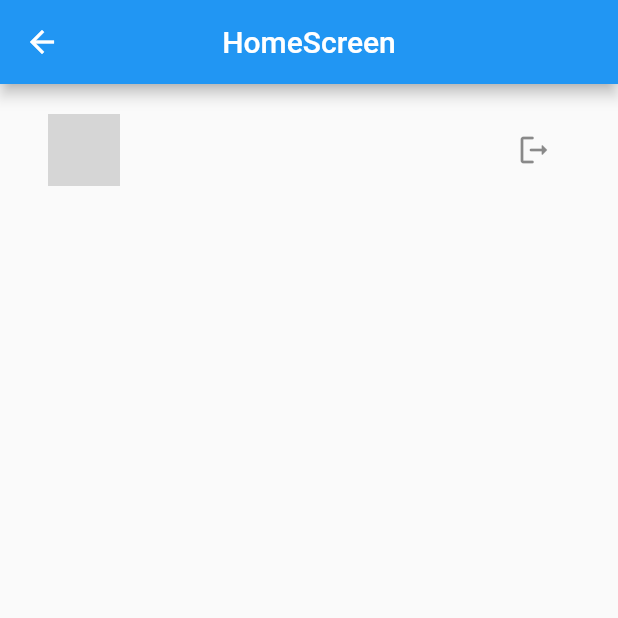
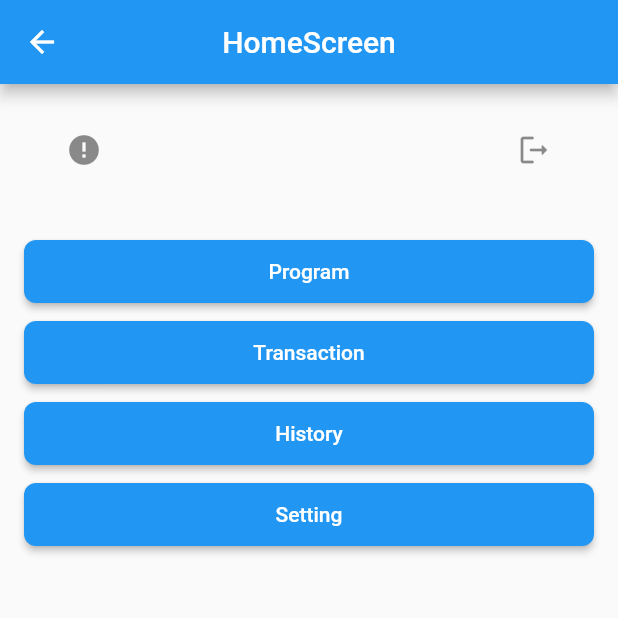
Before and after one commit to DobelD/pre-testmobile-dev, a Flutter app: the HomeScreen screen opened by its route, on a phone screen of 412 x 824 dp, the top half of it. Run offline on Flutter 3.47's test engine with Material 2 defaults, Android fonts, the phone set to English and light mode, and no system bars; drawn by our look-alikes of cached_network_image; our stand-ins replace dio, flutter_cache_manager, get, get_storage; accounts and stored records are empty; network calls fail; grey boxes are pictures that could not be loaded.

Commit message:
image network cache

```diff
--- a/lib/domain/core/interfaces/user_repository.dart
+++ b/lib/domain/core/interfaces/user_repository.dart
@@ -1,5 +1,6 @@
+import 'package:pretestmobiledev/domain/core/models/user.dart';
 import 'package:pretestmobiledev/domain/core/models/user_model.dart';
 
 abstract class UserRepository {
-  Future<UserModel?> login(String username, String password);
+  Future<UserModel?> login(LoginParam login);
 }
--- a/lib/infrastructure/navigation/bindings/controllers/controllers_bindings.dart
+++ b/lib/infrastructure/navigation/bindings/controllers/controllers_bindings.dart
@@ -4,3 +4,4 @@ export 'package:pretestmobiledev/infrastructure/navigation/bindings/controllers/
 export 'package:pretestmobiledev/infrastructure/navigation/bindings/controllers/program.controller.binding.dart';
 export 'package:pretestmobiledev/infrastructure/navigation/bindings/controllers/setting.controller.binding.dart';
 export 'package:pretestmobiledev/infrastructure/navigation/bindings/controllers/splash_screen.controller.binding.dart';
+export 'package:pretestmobiledev/infrastructure/navigation/bindings/controllers/transaction.controller.binding.dart';
--- a/lib/infrastructure/navigation/navigation.dart
+++ b/lib/infrastructure/navigation/navigation.dart
@@ -56,5 +56,10 @@ class Nav {
       page: () => const ProgramScreen(),
       binding: ProgramControllerBinding(),
     ),
+    GetPage(
+      name: Routes.TRANSACTION,
+      page: () => const TransactionScreen(),
+      binding: TransactionControllerBinding(),
+    ),
   ];
 }
--- a/lib/infrastructure/navigation/routes.dart
+++ b/lib/infrastructure/navigation/routes.dart
@@ -6,7 +6,8 @@ class Routes {
   static const HISTORY = '/history';
   static const HOME = '/home';
   static const LOGIN = '/login';
+  static const PROGRAM = '/program';
   static const SETTING = '/setting';
   static const SPLASH_SCREEN = '/splash-screen';
-  static const PROGRAM = '/program';
+  static const TRANSACTION = '/transaction';
 }
--- a/lib/presentation/home/controllers/home.controller.dart
+++ b/lib/presentation/home/controllers/home.controller.dart
@@ -1,3 +1,4 @@
+import 'package:flutter_cache_manager/flutter_cache_manager.dart';
 import 'package:get/get.dart';
 import 'package:pretestmobiledev/infrastructure/navigation/routes.dart';
 
@@ -6,7 +7,8 @@ import '../../../utils/app_preference.dart';
 enum HomeStatus { initial, loading, success, failed }
 
 class HomeController extends GetxController {
-  final userModel = AppPreference().getUserModel();
+  late CacheManager customCacheManager;
+  final userModels = AppPreference().getUserModel();
   var homeStatus = Rx<HomeStatus>(HomeStatus.initial);
 
   Future<void> logout() async {
@@ -17,4 +19,11 @@ class HomeController extends GetxController {
       Get.offAllNamed(Routes.LOGIN);
     });
   }
+
+  @override
+  void onInit() {
+    customCacheManager = CacheManager(Config('customCacheKey',
+        stalePeriod: 15.days, maxNrOfCacheObjects: 100));
+    super.onInit();
+  }
 }
--- a/lib/presentation/home/home.screen.dart
+++ b/lib/presentation/home/home.screen.dart
@@ -1,7 +1,10 @@
+import 'package:cached_network_image/cached_network_image.dart';
 import 'package:flutter/material.dart';
 
 import 'package:get/get.dart';
 import 'package:pretestmobiledev/components/app_body.dart';
+import 'package:pretestmobiledev/infrastructure/navigation/routes.dart';
+import 'package:pretestmobiledev/presentation/home/widget/navigation_button.dart';
 
 import 'controllers/home.controller.dart';
 
@@ -21,15 +24,58 @@ class HomeScreen extends GetView<HomeController> {
             ),
             body: Padding(
                 padding: const EdgeInsets.all(16),
-                child: ListTile(
-                  leading: CircleAvatar(
-                      radius: 24,
-                      backgroundImage:
-                          NetworkImage(controller.userModel?.image ?? '')),
-                  title: Text(controller.userModel?.name ?? ''),
-                  trailing: IconButton(
-                      onPressed: () => controller.logout(),
-                      icon: const Icon(Icons.logout_rounded)),
+                child: Column(
+                  children: [
+                    ListTile(
+                      leading: CachedNetworkImage(
+                        key: UniqueKey(),
+                        cacheManager: controller.customCacheManager,
+                        imageUrl: controller.userModels?.image ?? '',
+                        height: 48,
+                        width: 48,
+                        fit: BoxFit.cover,
+                        imageBuilder: (context, imageProvider) {
+                          return Container(
+                            decoration: BoxDecoration(
+                              shape: BoxShape.circle,
+                              image: DecorationImage(
+                                  image: imageProvider, fit: BoxFit.cover),
+                            ),
+                          );
+                        },
+                        placeholder: (context, url) =>
+                            const Center(child: CircularProgressIndicator()),
+                        errorWidget: (context, url, error) {
+                          return const Icon(Icons.error);
+                        },
+                      ),
+                      title: Text(controller.userModels?.name ?? ''),
+                      trailing: IconButton(
+                          onPressed: () => controller.logout(),
+                          icon: const Icon(Icons.logout_rounded)),
+                    ),
+                    const SizedBox(height: 32),
+                    NavigationButton(
+                      label: "Program",
+                      onPressed: () => Get.toNamed(Routes.PROGRAM),
+                    ),
+                    const SizedBox(height: 12),
+                    NavigationButton(
+                      label: "Transaction",
+                      onPressed: () => Get.toNamed(Routes.TRANSACTION),
+                    ),
+                    const SizedBox(height: 12),
+                    NavigationButton(
+                      label: "History",
+                      onPressed: () => Get.toNamed(Routes.HISTORY),
+                    ),
+                    const SizedBox(height: 12),
+                    NavigationButton(
+                      label: "Setting",
+                      onPressed: () => Get.toNamed(Routes.SETTING),
+                    ),
+                    const SizedBox(height: 12),
+                  ],
                 ))),
       );
     });
--- /dev/null
+++ b/lib/presentation/home/widget/navigation_button.dart
@@ -0,0 +1,24 @@
+import 'package:flutter/material.dart';
+import 'package:flutter/widgets.dart';
+import 'package:get/get.dart';
+
+class NavigationButton extends StatelessWidget {
+  const NavigationButton({super.key, this.onPressed, this.label});
+
+  final Function()? onPressed;
+  final String? label;
+
+  @override
+  Widget build(BuildContext context) {
+    return SizedBox(
+      height: 42,
+      width: Get.width,
+      child: ElevatedButton(
+          style: ElevatedButton.styleFrom(
+              shape: RoundedRectangleBorder(
+                  borderRadius: BorderRadius.circular(8))),
+          onPressed: onPressed,
+          child: Text(label ?? '-')),
+    );
+  }
+}
--- a/lib/presentation/screens.dart
+++ b/lib/presentation/screens.dart
@@ -4,3 +4,4 @@ export 'package:pretestmobiledev/presentation/login/login.screen.dart';
 export 'package:pretestmobiledev/presentation/program/program.screen.dart';
 export 'package:pretestmobiledev/presentation/setting/setting.screen.dart';
 export 'package:pretestmobiledev/presentation/splash_screen/splash_screen.screen.dart';
+export 'package:pretestmobiledev/presentation/transaction/transaction.screen.dart';
--- a/pubspec.yaml
+++ b/pubspec.yaml
@@ -13,6 +13,8 @@ dependencies:
   lottie: ^2.7.0
   dio: ^5.3.3
   get_storage: ^2.1.1
+  cached_network_image: ^3.3.0
+  flutter_cache_manager: ^3.3.1
 
 dev_dependencies:
   flutter_lints: ^2.0.0
```
Also changed, not shown: lib/domain/core/models/login_param.dart (added, +14 -0 lines), lib/domain/core/models/user.dart (deleted, +0 -7 lines), lib/infrastructure/dal/repositories/user_repository_impl.dart (+4 -7 lines), lib/infrastructure/navigation/bindings/controllers/transaction.controller.binding.dart (added, +12 -0 lines), lib/presentation/login/controllers/login.controller.dart (+9 -7 lines), lib/presentation/login/login.screen.dart (+6 -3 lines), lib/presentation/transaction/controllers/transaction.controller.dart (added, +23 -0 lines), lib/presentation/transaction/transaction.screen.dart (added, +24 -0 lines), lib/utils/dio_logger.dart (+10 -0 lines), pubspec.lock, 4 other files.
